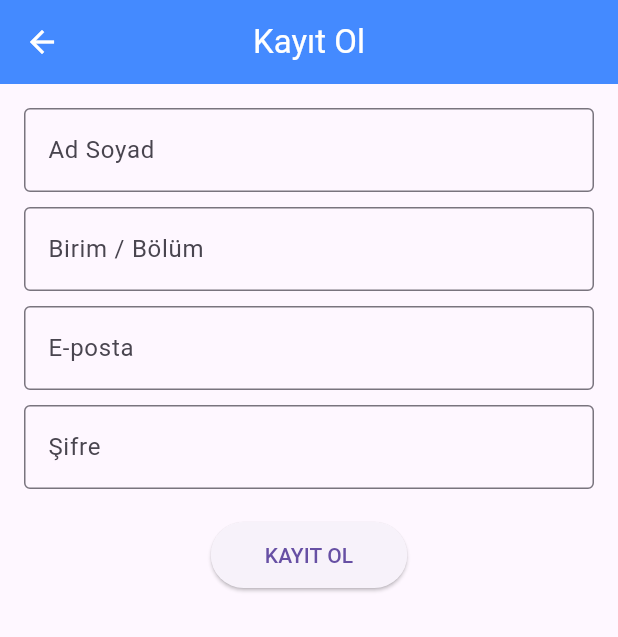
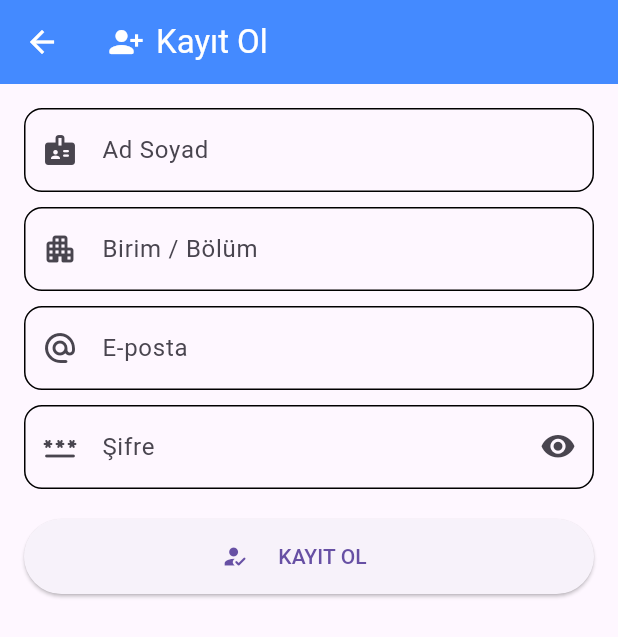
Before and after one commit to ba2hanz/smart_campus_alert_system, a Flutter app: the screen it shows after launch, after a tap on "Hesabın yok mu? Kayıt Ol", on a phone screen of 412 x 824 dp. Shown: the top 637 px of the screen. Run offline on Flutter 3.47's test engine with Material 3 defaults, Android fonts, the light colour scheme and no system bars; our stand-ins replace cloud_firestore, firebase_auth, firebase_core, firebase_messaging, firebase_storage, geolocator and 3 more; accounts and stored records are empty; generated files the repository leaves out were written again; network calls fail.

Commit message:
simge güncellemeleri

```diff
--- a/lib/screens/auth/login_screen.dart
+++ b/lib/screens/auth/login_screen.dart
@@ -11,6 +11,8 @@ class _LoginScreenState extends State<LoginScreen> {
   final _emailController = TextEditingController();
   final _passwordController = TextEditingController();
   bool _isLoading = false;
+
+  bool _obscurePassword = true;
 
   @override
   void dispose() {
@@ -79,8 +81,20 @@ class _LoginScreenState extends State<LoginScreen> {
 
   @override
   Widget build(BuildContext context) {
+    final border = OutlineInputBorder(
+      borderRadius: BorderRadius.circular(12),
+    );
+
     return Scaffold(
-      appBar: AppBar(title: Text("Akıllı Kampüs Giriş")),
+      appBar: AppBar(
+        title: Row(
+          children: const [
+            Icon(Icons.login_rounded),
+            SizedBox(width: 8),
+            Text("Akıllı Kampüs Giriş"),
+          ],
+        ),
+      ),
       body: Padding(
         padding: EdgeInsets.all(16),
         child: Column(
@@ -88,27 +102,46 @@ class _LoginScreenState extends State<LoginScreen> {
           children: [
             TextField(
               controller: _emailController,
+              keyboardType: TextInputType.emailAddress,
               decoration: InputDecoration(
                 labelText: "E-posta",
-                prefixIcon: Icon(Icons.email),
+                prefixIcon: Icon(Icons.alternate_email_rounded),
+                border: border,
+                enabledBorder: border,
+                focusedBorder: border,
               ),
             ),
             SizedBox(height: 10),
             TextField(
               controller: _passwordController,
-              obscureText: true,
+              obscureText: _obscurePassword,
               decoration: InputDecoration(
                 labelText: "Şifre",
-                prefixIcon: Icon(Icons.lock),
+                prefixIcon: Icon(Icons.password_rounded),
+                border: border,
+                enabledBorder: border,
+                focusedBorder: border,
+                suffixIcon: IconButton(
+                  tooltip: _obscurePassword ? "Şifreyi göster" : "Şifreyi gizle",
+                  icon: Icon(
+                    _obscurePassword
+                        ? Icons.visibility_rounded
+                        : Icons.visibility_off_rounded,
+                  ),
+                  onPressed: () {
+                    setState(() => _obscurePassword = !_obscurePassword);
+                  },
+                ),
               ),
             ),
 
             // Şifremi Unuttum
             Align(
               alignment: Alignment.centerRight,
-              child: TextButton(
+              child: TextButton.icon(
                 onPressed: () => Navigator.pushNamed(context, '/forgotPassword'),
-                child: Text("Şifremi unuttum"),
+                icon: const Icon(Icons.help_outline_rounded),
+                label: const Text("Şifremi unuttum"),
               ),
             ),
 
@@ -116,17 +149,19 @@ class _LoginScreenState extends State<LoginScreen> {
 
             _isLoading
                 ? CircularProgressIndicator()
-                : ElevatedButton(
+                : ElevatedButton.icon(
                     onPressed: _login,
-                    child: Text("Giriş Yap"),
+                    icon: const Icon(Icons.arrow_forward_rounded),
+                    label: Text("Giriş Yap"),
                     style: ElevatedButton.styleFrom(
                       minimumSize: Size(double.infinity, 50),
                     ),
                   ),
 
-            TextButton(
+            TextButton.icon(
               onPressed: () => Navigator.pushNamed(context, '/register'),
-              child: Text("Hesabın yok mu? Kayıt Ol"),
+              icon: const Icon(Icons.person_add_alt_1_rounded),
+              label: const Text("Hesabın yok mu? Kayıt Ol"),
             ),
           ],
         ),
--- a/lib/screens/auth/register_screen.dart
+++ b/lib/screens/auth/register_screen.dart
@@ -14,6 +14,8 @@ class _RegisterScreenState extends State<RegisterScreen> {
   final _nameController = TextEditingController();
   final _deptController = TextEditingController();   // controllerlar kullanıcının email passowrd name gibi girişlerini kontrol etmek için
   bool _isLoading = false;
+
+  bool _obscurePassword = true;
 
   Future<void> _register() async {  // önce girilen bilgilerin doğruluğunu kontrol et sıkıntı yoksa firebase e kaydet
     if (!_formKey.currentState!.validate()) return;
@@ -49,26 +51,101 @@ class _RegisterScreenState extends State<RegisterScreen> {
 
   @override
   Widget build(BuildContext context) {
+    final border = OutlineInputBorder(
+      borderRadius: BorderRadius.circular(12),
+    );
+
     return Scaffold(
-      appBar: AppBar(title: Text("Kayıt Ol")),
+      appBar: AppBar(
+        title: Row(
+          children: const [
+            Icon(Icons.person_add_alt_1_rounded),
+            SizedBox(width: 8),
+            Text("Kayıt Ol"),
+          ],
+        ),
+      ),
       body: SingleChildScrollView(
         padding: EdgeInsets.all(16),
         child: Form(
           key: _formKey,
           child: Column(
             children: [                                                                                                                   //validator gerekli kılıyor değerleri
-              TextFormField(controller: _nameController, decoration: InputDecoration(labelText: "Ad Soyad", border: OutlineInputBorder()), validator: (v) => v!.isEmpty ? "Gerekli" : null),
+              TextFormField(
+                controller: _nameController,
+                keyboardType: TextInputType.name,
+                decoration: InputDecoration(
+                  labelText: "Ad Soyad",
+                  border: border,
+                  enabledBorder: border,
+                  focusedBorder: border,
+                  prefixIcon: Icon(Icons.badge_rounded),
+                ),
+                validator: (v) => v!.isEmpty ? "Gerekli" : null,
+              ),
               SizedBox(height: 10),
-              TextFormField(controller: _deptController, decoration: InputDecoration(labelText: "Birim / Bölüm", border: OutlineInputBorder()), validator: (v) => v!.isEmpty ? "Gerekli" : null),
+              TextFormField(
+                controller: _deptController,
+                decoration: InputDecoration(
+                  labelText: "Birim / Bölüm",
+                  border: border,
+                  enabledBorder: border,
+                  focusedBorder: border,
+                  prefixIcon: Icon(Icons.apartment_rounded),
+                ),
+                validator: (v) => v!.isEmpty ? "Gerekli" : null,
+              ),
               SizedBox(height: 10),
-              TextFormField(controller: _emailController, decoration: InputDecoration(labelText: "E-posta", border: OutlineInputBorder()), validator: (v) => v!.contains("@") ? null : "Geçersiz mail"),
+              TextFormField(
+                controller: _emailController,
+                keyboardType: TextInputType.emailAddress,
+                decoration: InputDecoration(
+                  labelText: "E-posta",
+                  border: border,
+                  enabledBorder: border,
+                  focusedBorder: border,
+                  prefixIcon: Icon(Icons.alternate_email_rounded),
+                ),
+                validator: (v) => v!.contains("@") ? null : "Geçersiz mail",
+              ),
               SizedBox(height: 10),
-              TextFormField(controller: _passwordController, obscureText: true, decoration: InputDecoration(labelText: "Şifre", border: OutlineInputBorder()), validator: (v) => v!.length < 6 ? "En az 6 karakter" : null),
+              TextFormField(
+                controller: _passwordController,
+                obscureText: _obscurePassword,
+                decoration: InputDecoration(
+                  labelText: "Şifre",
+                  border: border,
+                  enabledBorder: border,
+                  focusedBorder: border,
+                  prefixIcon: Icon(Icons.password_rounded),
+                  suffixIcon: IconButton(
+                    tooltip: _obscurePassword ? "Şifreyi göster" : "Şifreyi gizle",
+                    icon: Icon(
+                      _obscurePassword
+                          ? Icons.visibility_rounded
+                          : Icons.visibility_off_rounded,
+                    ),
+                    onPressed: () {
+                      setState(() => _obscurePassword = !_obscurePassword);
+                    },
+                  ),
+                ),
+                validator: (v) => v!.length < 6 ? "En az 6 karakter" : null,
+              ),
               SizedBox(height: 20),
-              _isLoading ? CircularProgressIndicator() : ElevatedButton(
-                onPressed: _register,
-                child: Padding(padding: EdgeInsets.all(12.0), child: Text("KAYIT OL")),
-              )
+              _isLoading
+                  ? CircularProgressIndicator()
+                  : ElevatedButton.icon(
+                      onPressed: _register,
+                      icon: const Icon(Icons.how_to_reg_rounded),
+                      label: Padding(
+                        padding: EdgeInsets.all(12.0),
+                        child: Text("KAYIT OL"),
+                      ),
+                      style: ElevatedButton.styleFrom(
+                        minimumSize: Size(double.infinity, 50),
+                      ),
+                    )
             ],
           ),
         ),
```
Also changed, not shown: lib/screens/admin/admin_home_screen.dart (+9 -9 lines), lib/screens/auth/forgot_password_screen.dart (+15 -4 lines), lib/screens/detail/incident_detail_screen.dart (+20 -4 lines), lib/screens/profile/profile_screen.dart (+10 -4 lines).
